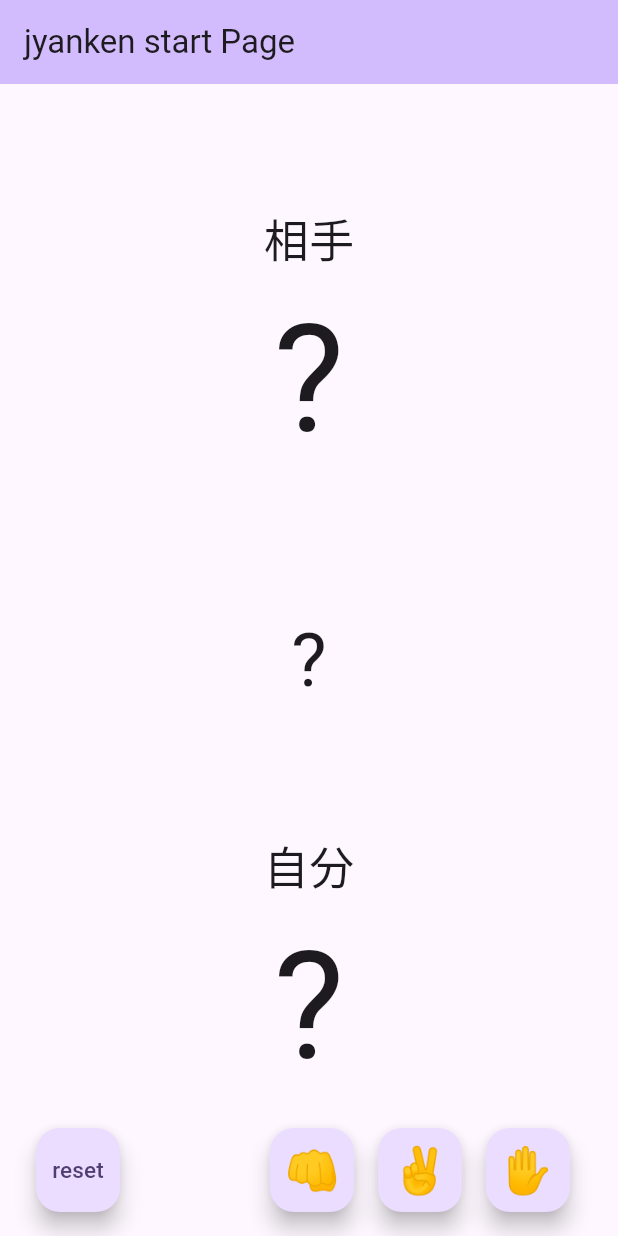
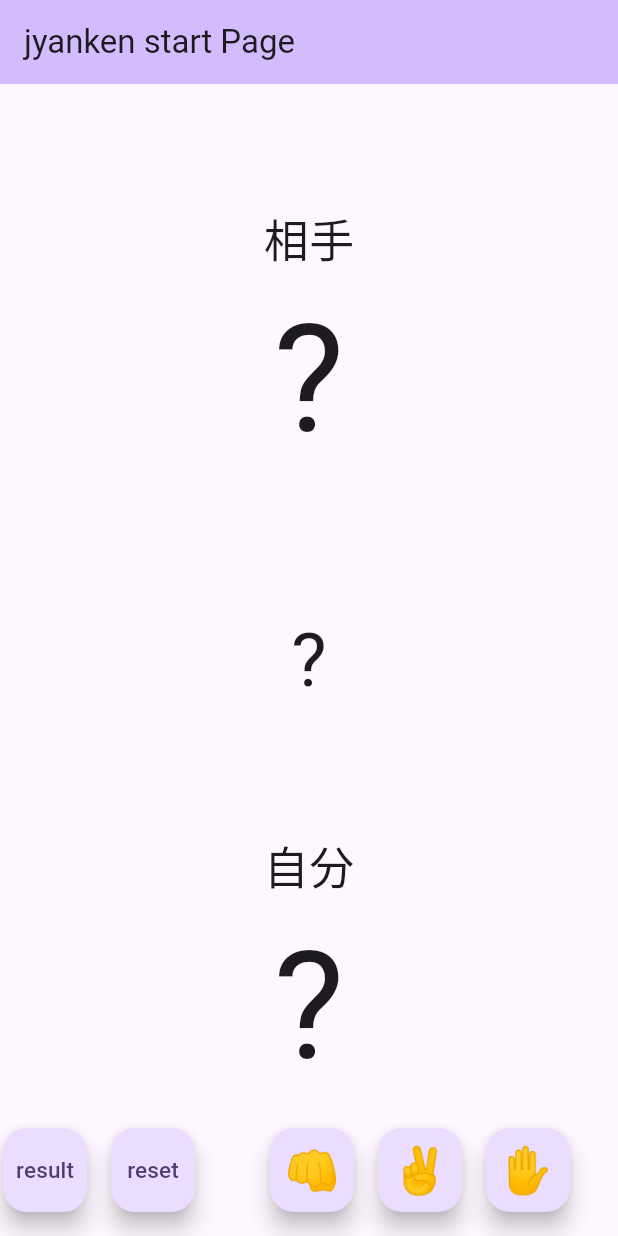
Before and after one commit to tomoakien/jabnken, a Flutter app: the screen it shows after launch, on a phone screen of 412 x 824 dp. Run offline on Flutter 3.47's test engine with Material 3 defaults, Android fonts, the phone set to English and light mode, and no system bars.

Commit message:
issue4のページの追加

```diff
--- a/lib/main.dart
+++ b/lib/main.dart
@@ -1,6 +1,8 @@
 import 'dart:math';
 
 import 'package:flutter/material.dart';
+
+import 'result_page.dart';
 
 void main() {
   runApp(const MyApp());
@@ -123,6 +125,21 @@ class _StartDisplayState extends State<StartDisplay> {
           children: [
             FloatingActionButton(
               onPressed: () {
+                Navigator.push(
+                  context,
+                  MaterialPageRoute(builder: (context) => ResultPage()),
+                );
+              },
+              child: const Text(
+                'result',
+                style: TextStyle(fontSize: 15),
+              ),
+            ),
+            const SizedBox(
+              width: 16,
+            ),
+            FloatingActionButton(
+              onPressed: () {
                 resetHandandResult();
               },
               child: const Text(
@@ -131,7 +148,7 @@ class _StartDisplayState extends State<StartDisplay> {
               ),
             ),
             const SizedBox(
-              width: 100,
+              width: 50,
             ),
             FloatingActionButton(
               onPressed: () {
```
Also changed, not shown: lib/result_page.dart (added, +12 -0 lines).
